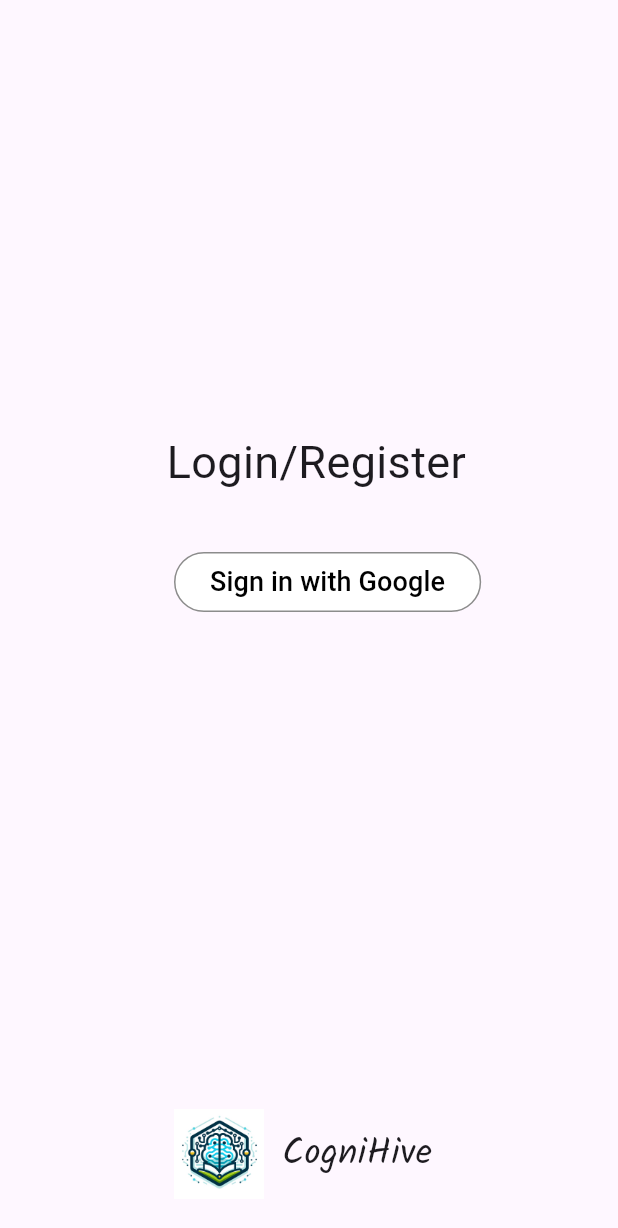
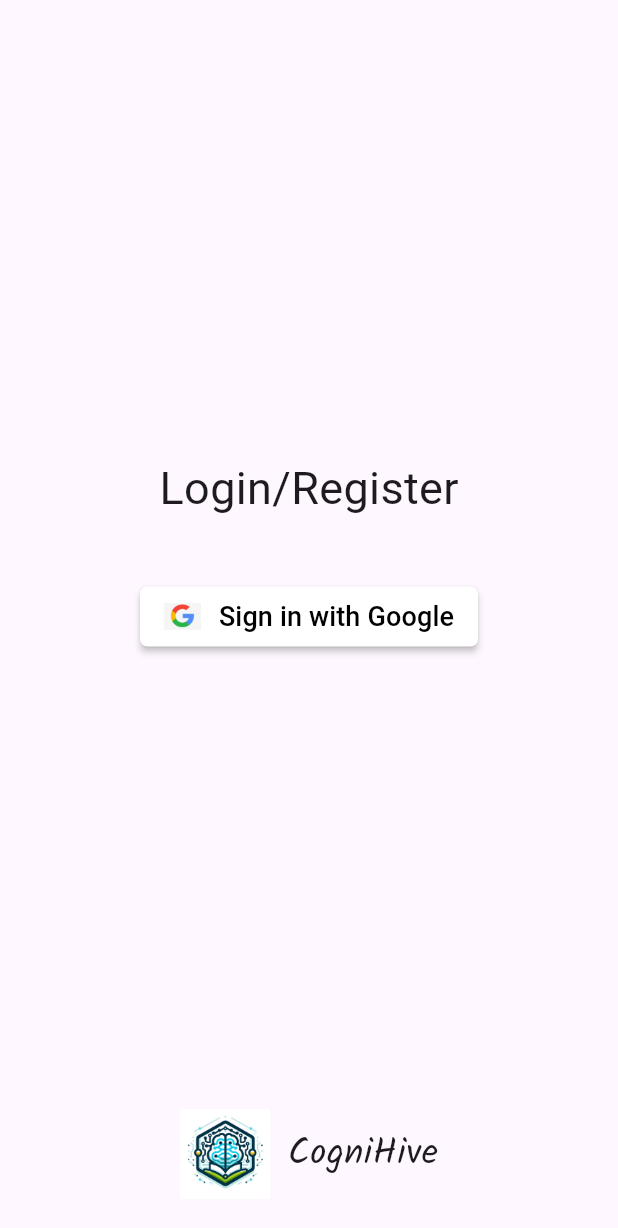
Before and after one commit to abhirammmmm/CogniHive, a Flutter app: the screen it shows after launch, after a tap on "Sign in with Google", on a phone screen of 412 x 824 dp. Shown: the top 1228 px of the screen. Run offline on Flutter 3.47's test engine with Material 3 defaults, Android fonts, the phone set to English and light mode, and no system bars.

Commit message:
Update Login Screen
Added a google icon
changed the widget structure in login_ui.dart

```diff
--- a/lib/main.dart
+++ b/lib/main.dart
@@ -3,6 +3,7 @@ import 'package:flutter/material.dart';
 
 void main() {
   runApp(MaterialApp(
+    debugShowCheckedModeBanner: false,
     routes: {
       '/' : (context)=> const LoginUi(),
     },
--- a/lib/screens/Login/login_ui.dart
+++ b/lib/screens/Login/login_ui.dart
@@ -1,5 +1,12 @@
+import 'package:cognihive_version1/widgets/googleSignInButtonWidget.dart';
 import 'package:flutter/material.dart';
 import 'package:url_launcher/url_launcher_string.dart';
+
+import 'package:flutter/material.dart';
+// Import additional necessary packages for GoogleSignInButtonWidget if required.
+
+import 'package:flutter/material.dart';
+// Import additional necessary packages for GoogleSignInButtonWidget if required.
 
 class LoginUi extends StatelessWidget {
   const LoginUi({Key? key}) : super(key: key);
@@ -7,23 +14,38 @@ class LoginUi extends StatelessWidget {
   @override
   Widget build(BuildContext context) {
     return Scaffold(
-      body: Stack(
+      body: Column(
         children: [
-          Positioned(
-            bottom: 25,
-            left: MediaQuery.of(context).size.width * 0.5 - 90,
+          Expanded(
+            child: Center(
+              child: Column(
+                mainAxisSize: MainAxisSize.min,
+                children: [
+                  Text(
+                    'Login/Register',
+                    style: TextStyle(fontSize: 30),
+                  ),
+                  SizedBox(height: 40), // Space between text and button
+                  GoogleSignInButtonWidget(
+                    onPressed: () {},
+                  ),
+                ],
+              ),
+            ),
+          ),
+          Align(
+            alignment: Alignment.bottomCenter,
+            child: Padding(
+              padding: const EdgeInsets.only(bottom: 25),
               child: Row(
                 mainAxisAlignment: MainAxisAlignment.center,
                 children: [
-                // Image
                   Image.asset(
                     'assets/icon.jpeg',
                     width: 60,
                     height: 60,
                   ),
                   const SizedBox(width: 12),
-
-
                   const Text(
                     'CogniHive',
                     style: TextStyle(fontSize: 24, fontFamily: 'Kalam'),
@@ -31,33 +53,6 @@ class LoginUi extends StatelessWidget {
                 ],
               ),
             ),
-
-          Positioned(
-            bottom: MediaQuery.of(context).size.height * 0.60,
-            left: MediaQuery.of(context).size.width * 0.5 - 95,
-            child: const Text(
-              'Login/Register',
-              style: TextStyle(fontSize: 30),
-            ),
-          ),
-
-          Positioned(
-            bottom: MediaQuery.of(context).size.height * 0.5,
-            left: MediaQuery.of(context).size.width * 0.5 - 90,
-            child: OutlinedButton(
-              style: OutlinedButton.styleFrom(
-                backgroundColor: Colors.white, side: const BorderSide(color: Colors.black45),
-              ),
-              child: const Text('Sign in with Google', style: TextStyle(fontSize: 18, color: Colors.black)),
-              onPressed: () async {
-                const url = 'https://www.google.com';
-                if (await canLaunchUrlString(url)) {
-                  await launchUrlString(url);
-                } else {
-                  throw 'Could not launch $url';
-                }
-              },
-            ),
           ),
         ],
       ),
--- /dev/null
+++ b/lib/widgets/googleSignInButtonWidget.dart
@@ -0,0 +1,34 @@
+import 'package:flutter/material.dart';
+
+class GoogleSignInButtonWidget extends StatelessWidget {
+  final VoidCallback onPressed;
+
+  const GoogleSignInButtonWidget({Key? key, required this.onPressed}) : super(key: key);
+
+  @override
+  Widget build(BuildContext context) {
+    return MaterialButton(
+      onPressed: onPressed,
+      color: Colors.white,
+      elevation: 2.0,
+      height: 40.0,
+      shape: RoundedRectangleBorder(
+        borderRadius: BorderRadius.circular(5.0)
+      ),
+      child: Row(
+        mainAxisSize: MainAxisSize.min,
+        children: [
+          Image.asset(
+            'assets/google_icon.png', // Replace with the path to your Google logo asset
+            height: 18.0, // Adjust the height as needed
+          ),
+          const SizedBox(width: 12.0),
+          const Text(
+            'Sign in with Google',
+            style: TextStyle(fontSize: 18, color: Colors.black),
+          ),
+        ],
+      ),
+    );
+  }
+}
```
Also changed, not shown: assets/google_icon.png (added). Lines whose indentation alone changed are shown as unchanged.
